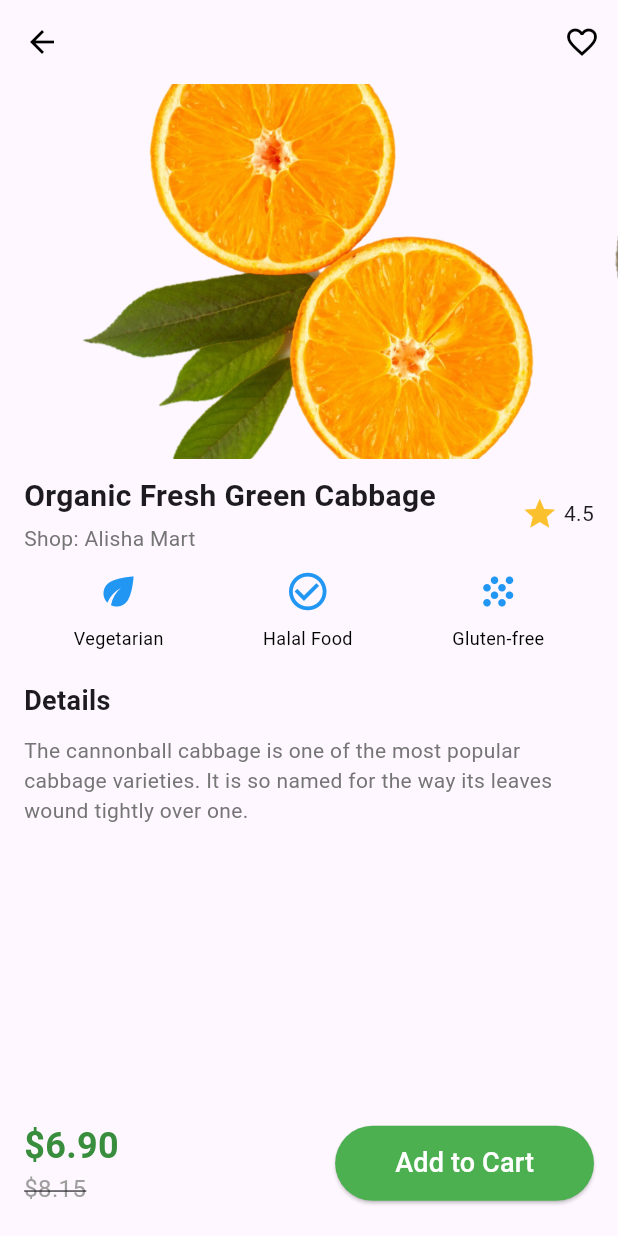
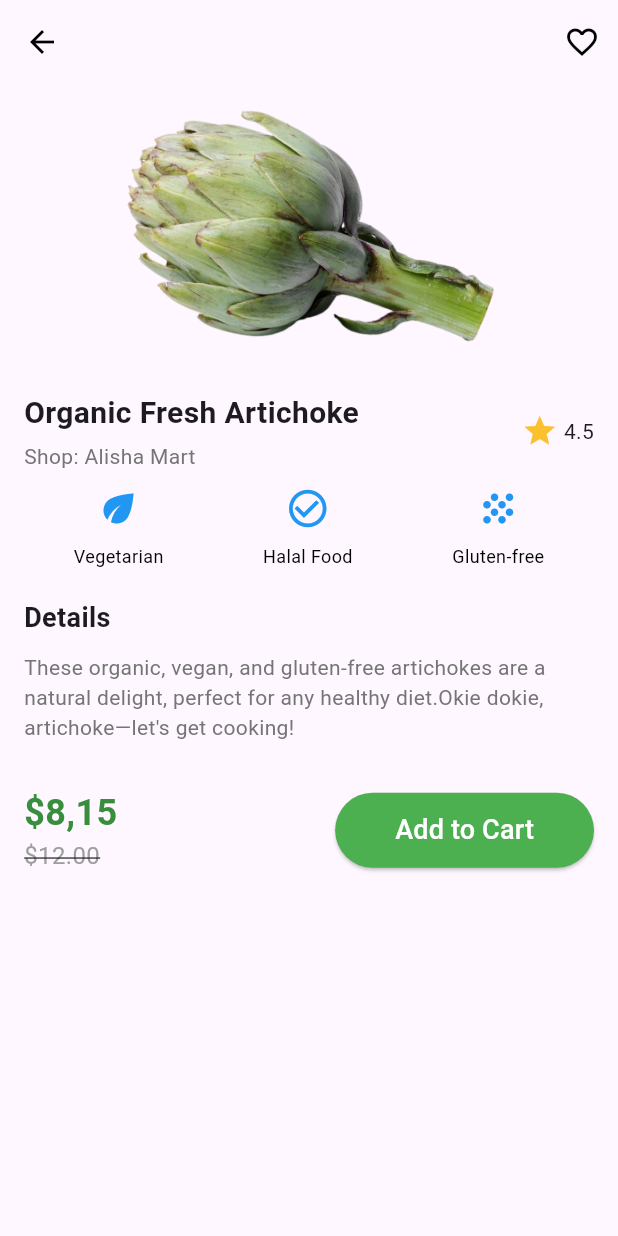
Before and after one commit to maoaktree/sample_app, a Flutter app: the DetailPage screen opened by its route, on a phone screen of 412 x 824 dp. Run offline on Flutter 3.47's test engine with Material 3 defaults, Android fonts, the phone set to English and light mode, and no system bars; drawn by our look-alikes of carousel_slider; our stand-ins replace google_fonts.

Commit message:
Fix and adjust DetailPage layout and navigation; update related pages

```diff
--- /dev/null
+++ b/lib/detailPage/detail_page.dart
@@ -0,0 +1,220 @@
+import 'package:flutter/material.dart';
+import 'package:carousel_slider/carousel_slider.dart';
+
+class DetailPage extends StatelessWidget {
+  final List<String> imageUrls = [
+    'lib/images/artichoke.png',
+    'lib/images/artichoke2.png',
+    'lib/images/artichoke3.png',
+  ];
+
+  DetailPage({super.key});
+
+  @override
+  Widget build(BuildContext context) {
+    return Scaffold(
+      appBar: AppBar(
+        backgroundColor: Colors.transparent,
+        elevation: 0,
+        leading: IconButton(
+          icon: const Icon(Icons.arrow_back, color: Colors.black),
+          onPressed: () {
+            Navigator.of(context).pop();
+          },
+        ),
+        actions: [
+          IconButton(
+            icon: const Icon(Icons.favorite_border, color: Colors.black),
+            onPressed: () {},
+          ),
+        ],
+      ),
+      body: SingleChildScrollView(
+        child: Column(
+          children: [
+            // Carousel com Dots Indicators
+            CarouselSlider(
+              options: CarouselOptions(
+                height: 200.0,
+                autoPlay: true,
+                enlargeCenterPage: true,
+                aspectRatio: 16 / 9,
+                viewportFraction: 0.8,
+              ),
+              items: imageUrls.map((imageUrl) {
+                return Builder(
+                  builder: (BuildContext context) {
+                    return Container(
+                      width: MediaQuery.of(context).size.width,
+                      margin: const EdgeInsets.symmetric(horizontal: 5.0),
+                      decoration: BoxDecoration(
+                        borderRadius: BorderRadius.circular(10),
+                        image: DecorationImage(
+                          image: AssetImage(imageUrl),
+                          fit: BoxFit.contain,
+                        ),
+                      ),
+                    );
+                  },
+                );
+              }).toList(),
+            ),
+
+            const SizedBox(height: 5),
+
+            // Title
+            Padding(
+              padding: const EdgeInsets.symmetric(horizontal: 16.0),
+              child: Row(
+                mainAxisAlignment: MainAxisAlignment.spaceBetween,
+                children: [
+                  Column(
+                    crossAxisAlignment: CrossAxisAlignment.start,
+                    children: [
+                      const Text(
+                        "Organic Fresh Artichoke",
+                        style: TextStyle(
+                          fontSize: 20,
+                          fontWeight: FontWeight.bold,
+                        ),
+                      ),
+                      const SizedBox(height: 4),
+                      Text(
+                        "Shop: Alisha Mart",
+                        style: TextStyle(
+                          fontSize: 14,
+                          color: Colors.grey[600],
+                        ),
+                      ),
+                    ],
+                  ),
+                  Row(
+                    children: [
+                      Icon(Icons.star, color: Colors.yellow[700]),
+                      const SizedBox(width: 4),
+                      const Text("4.5"),
+                    ],
+                  ),
+                ],
+              ),
+            ),
+
+            const SizedBox(height: 10),
+
+            // CIcons information
+            Padding(
+              padding: const EdgeInsets.symmetric(horizontal: 16.0),
+              child: Row(
+                mainAxisAlignment: MainAxisAlignment.spaceAround,
+                children: [
+                  _buildInfoIcon("Vegetarian", Icons.eco),
+                  _buildInfoIcon("Halal Food", Icons.check_circle_outline),
+                  _buildInfoIcon("Gluten-free", Icons.grain),
+                ],
+              ),
+            ),
+
+            const SizedBox(height: 20),
+
+            // Details
+            Padding(
+              padding: const EdgeInsets.symmetric(horizontal: 16.0),
+              child: Column(
+                crossAxisAlignment: CrossAxisAlignment.start,
+                children: [
+                  const Text(
+                    "Details",
+                    style: TextStyle(
+                      fontSize: 18,
+                      fontWeight: FontWeight.bold,
+                    ),
+                  ),
+                  const SizedBox(height: 10),
+                  Text(
+                    "These organic, vegan, and gluten-free artichokes are a natural delight, perfect for any healthy diet."
+                    "Okie dokie, artichoke—let's get cooking!",
+                    style: TextStyle(
+                      fontSize: 14,
+                      color: Colors.grey[600],
+                    ),
+                  ),
+                ],
+              ),
+            ),
+            const SizedBox(height: 30),
+
+            // Navbar price + button
+
+            Padding(
+              padding: const EdgeInsets.symmetric(horizontal: 16.0),
+              child: Row(
+                mainAxisAlignment: MainAxisAlignment.spaceBetween,
+                children: [
+                  Column(
+                    crossAxisAlignment: CrossAxisAlignment.start,
+                    children: [
+                      Text(
+                        "\$8,15",
+                        style: TextStyle(
+                          fontSize: 24,
+                          fontWeight: FontWeight.bold,
+                          color: Colors.green[700],
+                        ),
+                      ),
+                      const Text(
+                        "\$12.00",
+                        style: TextStyle(
+                          fontSize: 16,
+                          color: Colors.grey,
+                          decoration: TextDecoration.lineThrough,
+                        ),
+                      ),
+                    ],
+                  ),
+                  ElevatedButton(
+                    onPressed: () {
+                      // Implement add to cart functionality
+                    },
+                    style: ElevatedButton.styleFrom(
+                      backgroundColor: Colors.green,
+                      padding: const EdgeInsets.symmetric(
+                          horizontal: 40, vertical: 12),
+                      shape: RoundedRectangleBorder(
+                        borderRadius: BorderRadius.circular(30),
+                      ),
+                    ),
+                    child: const Text(
+                      "Add to Cart",
+                      style: TextStyle(
+                        fontSize: 18,
+                        color: Colors.white,
+                      ),
+                    ),
+                  ),
+                ],
+              ),
+            ),
+
+            const SizedBox(height: 20),
+          ],
+        ),
+      ),
+    );
+  }
+
+  Widget _buildInfoIcon(String label, IconData iconData) {
+    return Column(
+      children: [
+        Icon(iconData, size: 30, color: Colors.blue),
+        const SizedBox(height: 8),
+        Text(
+          label,
+          style: const TextStyle(
+            fontSize: 12,
+            color: Colors.black,
+          ),
+        ),
+      ],
+    );
+  }
+}
--- a/lib/homePage/home_page.dart
+++ b/lib/homePage/home_page.dart
@@ -77,7 +77,7 @@ class _HomePageState extends State<HomePage>
             ),
             SliverToBoxAdapter(
               child: SizedBox(
-                height: MediaQuery.of(context).size.height * 0.4,
+                height: MediaQuery.of(context).size.height * 0.48,
                 child: TabBarView(
                   controller: _tabController,
                   children: [
@@ -97,8 +97,10 @@ class _HomePageState extends State<HomePage>
       bottomNavigationBar: const NavBar(),
       floatingActionButton: FloatingActionButton(
         onPressed: _scrollToTop,
-        backgroundColor: const Color.fromRGBO(83, 227, 158, 1),
+        backgroundColor: const Color.fromRGBO(83, 227, 158, 1).withOpacity(0.5),
         tooltip: 'Back to Top',
+        shape: const CircleBorder(),
+        mini: true,
         child: const Icon(Icons.arrow_upward),
       ),
     );
--- a/lib/main.dart
+++ b/lib/main.dart
@@ -1,6 +1,6 @@
 import 'package:flutter/material.dart';
 import 'package:sample_app/homePage/home_page.dart';
-import 'package:sample_app/pages/detail_page.dart';
+import 'package:sample_app/detailPage/detail_page.dart';
 
 void main() {
   runApp(const MyApp());
--- a/lib/pages/detail_page.dart
+++ /dev/null
@@ -1,217 +0,0 @@
-import 'package:flutter/material.dart';
-import 'package:carousel_slider/carousel_slider.dart';
-
-class DetailPage extends StatelessWidget {
-  final List<String> imageUrls = [
-    'lib/images/orange2.png',
-    'lib/images/avocado.png',
-    'lib/images/blueberry.png',
-  ];
-
-  DetailPage({super.key});
-
-  @override
-  Widget build(BuildContext context) {
-    return Scaffold(
-      appBar: AppBar(
-        backgroundColor: Colors.transparent,
-        elevation: 0,
-        leading: IconButton(
-          icon: const Icon(Icons.arrow_back, color: Colors.black),
-          onPressed: () {},
-        ),
-        actions: [
-          IconButton(
-            icon: const Icon(Icons.favorite_border, color: Colors.black),
-            onPressed: () {},
-          ),
-        ],
-      ),
-      body: Column(
-        children: [
-          // Carousel com Dots Indicators
-          CarouselSlider(
-            options: CarouselOptions(
-              height: 250.0,
-              autoPlay: true,
-              enlargeCenterPage: true,
-              aspectRatio: 16 / 9,
-              viewportFraction: 0.8,
-            ),
-            items: imageUrls.map((imageUrl) {
-              return Builder(
-                builder: (BuildContext context) {
-                  return Container(
-                    width: MediaQuery.of(context).size.width,
-                    margin: const EdgeInsets.symmetric(horizontal: 5.0),
-                    decoration: BoxDecoration(
-                      borderRadius: BorderRadius.circular(10),
-                      image: DecorationImage(
-                        image: AssetImage(imageUrl),
-                        fit: BoxFit.cover,
-                      ),
-                    ),
-                  );
-                },
-              );
-            }).toList(),
-          ),
-
-          const SizedBox(height: 10),
-
-          // Title
-          Padding(
-            padding: const EdgeInsets.symmetric(horizontal: 16.0),
-            child: Row(
-              mainAxisAlignment: MainAxisAlignment.spaceBetween,
-              children: [
-                Column(
-                  crossAxisAlignment: CrossAxisAlignment.start,
-                  children: [
-                    const Text(
-                      "Organic Fresh Green Cabbage",
-                      style: TextStyle(
-                        fontSize: 20,
-                        fontWeight: FontWeight.bold,
-                      ),
-                    ),
-                    const SizedBox(height: 4),
-                    Text(
-                      "Shop: Alisha Mart",
-                      style: TextStyle(
-                        fontSize: 14,
-                        color: Colors.grey[600],
-                      ),
-                    ),
-                  ],
-                ),
-                Row(
-                  children: [
-                    Icon(Icons.star, color: Colors.yellow[700]),
-                    const SizedBox(width: 4),
-                    const Text("4.5"),
-                  ],
-                ),
-              ],
-            ),
-          ),
-
-          const SizedBox(height: 10),
-
-          // CIcons information
-          Padding(
-            padding: const EdgeInsets.symmetric(horizontal: 16.0),
-            child: Row(
-              mainAxisAlignment: MainAxisAlignment.spaceAround,
-              children: [
-                _buildInfoIcon("Vegetarian", Icons.eco),
-                _buildInfoIcon("Halal Food", Icons.check_circle_outline),
-                _buildInfoIcon("Gluten-free", Icons.grain),
-              ],
-            ),
-          ),
-
-          const SizedBox(height: 20),
-
-          // Details
-          Padding(
-            padding: const EdgeInsets.symmetric(horizontal: 16.0),
-            child: Column(
-              crossAxisAlignment: CrossAxisAlignment.start,
-              children: [
-                const Text(
-                  "Details",
-                  style: TextStyle(
-                    fontSize: 18,
-                    fontWeight: FontWeight.bold,
-                  ),
-                ),
-                const SizedBox(height: 10),
-                Text(
-                  "The cannonball cabbage is one of the most popular cabbage varieties. "
-                  "It is so named for the way its leaves wound tightly over one.",
-                  style: TextStyle(
-                    fontSize: 14,
-                    color: Colors.grey[600],
-                  ),
-                ),
-              ],
-            ),
-          ),
-
-          const Spacer(),
-
-          // Navbar price + button
-
-          Padding(
-            padding: const EdgeInsets.symmetric(horizontal: 16.0),
-            child: Row(
-              mainAxisAlignment: MainAxisAlignment.spaceBetween,
-              children: [
-                Column(
-                  crossAxisAlignment: CrossAxisAlignment.start,
-                  children: [
-                    Text(
-                      "\$6.90",
-                      style: TextStyle(
-                        fontSize: 24,
-                        fontWeight: FontWeight.bold,
-                        color: Colors.green[700],
-                      ),
-                    ),
-                    const Text(
-                      "\$8.15",
-                      style: TextStyle(
-                        fontSize: 16,
-                        color: Colors.grey,
-                        decoration: TextDecoration.lineThrough,
-                      ),
-                    ),
-                  ],
-                ),
-                ElevatedButton(
-                  onPressed: () {
-                    // Implement add to cart functionality
-                  },
-                  style: ElevatedButton.styleFrom(
-                    backgroundColor: Colors.green,
-                    padding: const EdgeInsets.symmetric(
-                        horizontal: 40, vertical: 12),
-                    shape: RoundedRectangleBorder(
-                      borderRadius: BorderRadius.circular(30),
-                    ),
-                  ),
-                  child: const Text(
-                    "Add to Cart",
-                    style: TextStyle(
-                      fontSize: 18,
-                      color: Colors.white,
-                    ),
-                  ),
-                ),
-              ],
-            ),
-          ),
-
-          const SizedBox(height: 20),
-        ],
-      ),
-    );
-  }
-
-  Widget _buildInfoIcon(String label, IconData iconData) {
-    return Column(
-      children: [
-        Icon(iconData, size: 30, color: Colors.blue),
-        const SizedBox(height: 8),
-        Text(
-          label,
-          style: const TextStyle(
-            fontSize: 12,
-            color: Colors.black,
-          ),
-        ),
-      ],
-    );
-  }
-}
--- a/lib/tab/vegan_tab.dart
+++ b/lib/tab/vegan_tab.dart
@@ -6,8 +6,15 @@ class VeganTab extends StatelessWidget {
   List fruitsOnSale = [
 // [fruitsType, fruitsPrice, fruitsColor, imageName]
 
-    ["Orange", "3", Colors.orange, "lib/images/orange.png", 'Fruits', '4.8'],
-    ["Broccoli", "5", Colors.green, "lib/images/broccoli.png", 'Fruits', '4.3'],
+    [
+      "Artichoke",
+      "12",
+      Colors.green,
+      "lib/images/artichoke.png",
+      'Vegetable',
+      '4.8'
+    ],
+    ["Orange", "5", Colors.orange, "lib/images/orange.png", 'Fruits', '4.3'],
   ];
 
   @override
```
Also changed, not shown: lib/homePage/components/nav_bar.dart (+7 -4 lines), lib/homePage/components/promo_banner.dart (+30 -1 lines), lib/util/fruits_tile.dart (+10 -0 lines).
